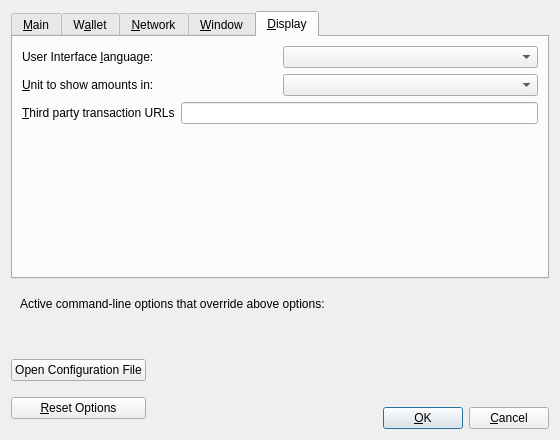
Before: the Qt Designer form src/qt/forms/optionsdialog.ui in pocketnetteam/pocketnet.core, drawn with Qt 5.
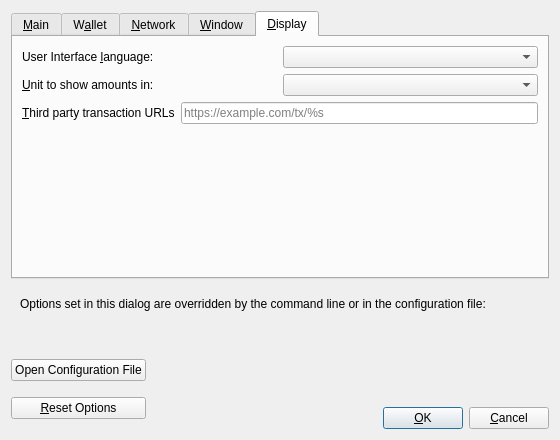
After: the same form once the commit is applied. The open tabs and pages were chosen to show the change. Custom widgets are drawn as their Qt base class.

```diff
--- a/src/qt/forms/optionsdialog.ui
+++ b/src/qt/forms/optionsdialog.ui
@@ -700,6 +700,9 @@
            <property name="toolTip">
             <string>Third party URLs (e.g. a block explorer) that appear in the transactions tab as context menu items. %s in the URL is replaced by transaction hash. Multiple URLs are separated by vertical bar |.</string>
            </property>
+           <property name="placeholderText">
+            <string notr="true">https://example.com/tx/%s</string>
+           </property>
           </widget>
          </item>
         </layout>
@@ -729,7 +732,7 @@
         <item>
          <widget class="QLabel" name="overriddenByCommandLineInfoLabel">
           <property name="text">
-           <string>Active command-line options that override above options:</string>
+           <string>Options set in this dialog are overridden by the command line or in the configuration file:</string>
           </property>
           <property name="textFormat">
            <enum>Qt::PlainText</enum>
```
Left out of the diff: 6 changed lines with no effect on the pictures.
